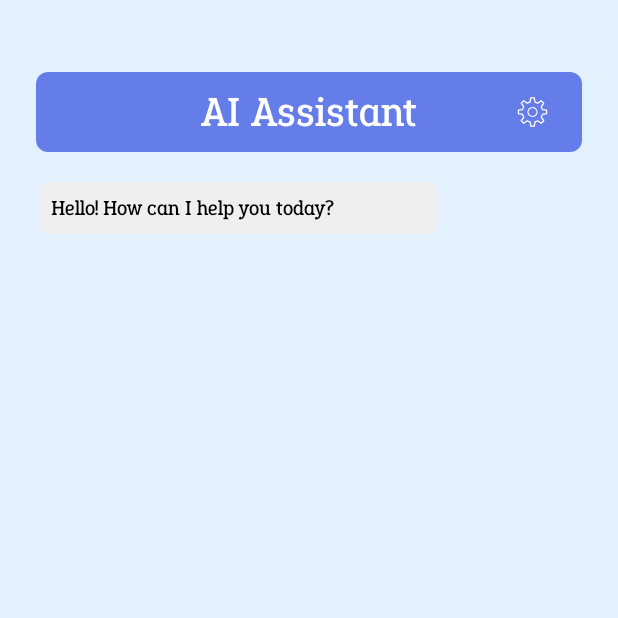
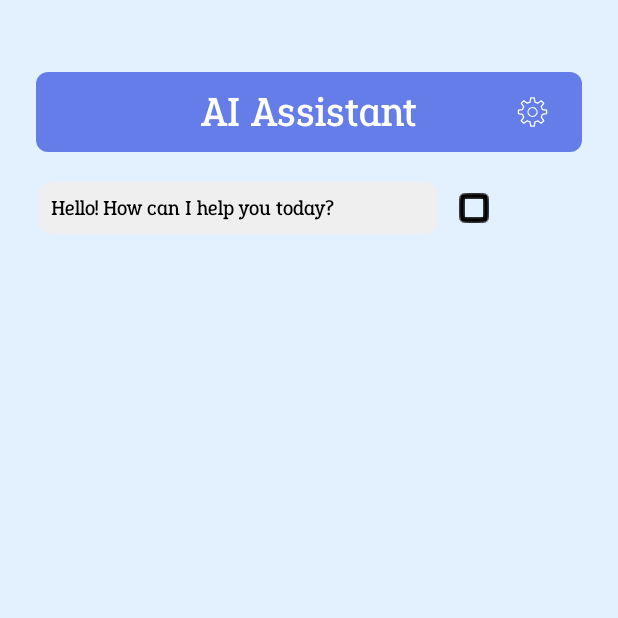
Before and after one commit to ahmetoguzdavarci/ai-voice-chat-app, an Android app built with Jetpack Compose: the HomeFragment screen opened directly, with no data from a screen before it, after a tap on "Hello! How can I help you today?", on a phone screen of 412 x 824 dp, the top half of it. Run offline under Robolectric (Android 15) with nearby library versions, the phone set to English and light mode, and no system bars; our stand-ins replace data binding; 1 other tap on this screen came first.

Commit message:
- play/stop added

```diff
--- a/app/src/main/java/com/aod/aivoicechat/ui/home/HomeFragment.kt
+++ b/app/src/main/java/com/aod/aivoicechat/ui/home/HomeFragment.kt
@@ -3,6 +3,7 @@ package com.aod.aivoicechat.ui.home
 import android.os.Bundle
 import android.os.Handler
 import android.os.Looper
+import android.speech.tts.UtteranceProgressListener
 import android.view.View
 import androidx.lifecycle.Lifecycle
 import androidx.lifecycle.lifecycleScope
@@ -64,6 +65,22 @@ class HomeFragment : BaseFragment<FragmentHomeBinding>(layoutResId = R.layout.fr
 
             animationWave.setOnClickListener { stopSTT() }
         }
+
+        TTSManager.setListener(
+            object : UtteranceProgressListener() {
+                override fun onDone(p0: String?) {
+                    chatViewModel.setSpeaking(value = false)
+                    chatViewModel.setSpeakingId(value = -1)
+                }
+
+                override fun onError(p0: String?) {
+                    chatViewModel.setSpeaking(value = false)
+                    chatViewModel.setSpeakingId(value = -1)
+                }
+
+                override fun onStart(p0: String?) {}
+            }
+        )
     }
 
     private fun setChatAdapter() {
@@ -73,8 +90,8 @@ class HomeFragment : BaseFragment<FragmentHomeBinding>(layoutResId = R.layout.fr
                 viewModel = chatViewModel,
                 lifecycleOwner = this@HomeFragment,
                 onClick = { _position, _text ->
-                    if (TTSManager.isSpeaking()) stopTTS()
-                    else speakTTS(txt = _text)
+                    if (TTSManager.isSpeaking()) stopTTS(id = _position)
+                    else speakTTS(txt = _text, id = _position)
                 }
             ).run {
                 chatAdapter = this
@@ -99,12 +116,12 @@ class HomeFragment : BaseFragment<FragmentHomeBinding>(layoutResId = R.layout.fr
                     list.last().content.let {
                         if (it == TYPING || it.isBlank()) return@let
 
-                        if (chatViewModel._readyTTS.value == true) speakTTS(txt = it)
+                        if (chatViewModel._readyTTS.value == true) speakTTS(txt = it, list.lastIndex)
                         else {
                             val once = object : androidx.lifecycle.Observer<Boolean> {
                                 override fun onChanged(value: Boolean) {
                                     if (value) {
-                                        TTSManager.speak(text = it)
+                                        speakTTS(txt = it, id = list.lastIndex)
                                         chatViewModel._readyTTS.removeObserver(this)
                                     }
                                 }
@@ -117,12 +134,16 @@ class HomeFragment : BaseFragment<FragmentHomeBinding>(layoutResId = R.layout.fr
         }
     }
 
-    private fun speakTTS(txt: String) {
-        TTSManager.speak(text = txt)
+    private fun speakTTS(txt: String, id: Int) {
+        TTSManager.speak(text = txt, utteranceId = id.toString())
+        chatViewModel.setSpeaking(value = true)
+        chatViewModel.setSpeakingId(value = id)
     }
 
-    private fun stopTTS() {
+    private fun stopTTS(id: Int) {
         TTSManager.stopSpeak()
+        chatViewModel.setSpeaking(value = false)
+        chatViewModel.setSpeakingId(value = id)
     }
 
     private fun startSTT() {
--- a/app/src/main/java/com/aod/aivoicechat/utils/TTSManager.kt
+++ b/app/src/main/java/com/aod/aivoicechat/utils/TTSManager.kt
@@ -11,6 +11,8 @@ object TTSManager {
     private var tts: TextToSpeech? = null
     private var isInitialized = false
 
+    private var pendingListener: UtteranceProgressListener? = null
+
     fun init(context: Context, onReady: (() -> Unit)? = null) {
         if (tts.isNotNull()) return
         tts = TextToSpeech(
@@ -19,6 +21,7 @@ object TTSManager {
                 isInitialized = (status == TextToSpeech.SUCCESS)
                 if (isInitialized) {
                     setLanguage(context.getLanguage ?: Locale.getDefault().language)
+                    pendingListener?.let { tts?.setOnUtteranceProgressListener(it) }
                     onReady?.invoke()
                 }
             },
@@ -27,6 +30,7 @@ object TTSManager {
     }
 
     fun setListener(listener: UtteranceProgressListener) {
+        pendingListener = listener
         if (isInitialized) {
             tts?.setOnUtteranceProgressListener(listener)
         }
--- a/app/src/main/java/com/aod/aivoicechat/viewmodels/ChatViewModel.kt
+++ b/app/src/main/java/com/aod/aivoicechat/viewmodels/ChatViewModel.kt
@@ -87,4 +87,16 @@ class ChatViewModel(private val repo: ApiRepository = ApiRepository()) : ViewMod
     fun setReadyTTS(value: Boolean) {
         readyTTS_.value = value
     }
+
+    private val speaking_ = MutableLiveData(false)
+    val _speaking: LiveData<Boolean> get() = speaking_
+    fun setSpeaking(value: Boolean) {
+        speaking_.postValue(value)
+    }
+
+    private val speakingId_ = MutableLiveData(0)
+    val _speakingId: LiveData<Int> get() = speakingId_
+    fun setSpeakingId(value: Int) {
+        speakingId_.postValue(value)
+    }
 }
--- a/app/src/main/res/layout/item_chat_ai.xml
+++ b/app/src/main/res/layout/item_chat_ai.xml
@@ -38,6 +38,7 @@
         android:layout_height="wrap_content"
         android:layout_gravity="center"
         android:foreground="?attr/selectableItemBackground"
+        android:onClick="@{v->mAdapter.onClick.invoke(mPosition, mMessage.content)}"
         android:paddingTop="4dp"
         android:paddingBottom="4dp"
         tools:background="@color/transparent">
@@ -64,12 +65,25 @@
             tools:text="@string/test_message_1"
             tools:visibility="visible" />
 
+        <ImageView
+            android:id="@+id/item_btn_play"
+            android:layout_width="wrap_content"
+            android:layout_height="wrap_content"
+            android:layout_marginStart="8dp"
+            android:contentDescription="@string/image_description"
+            android:src="@{(mViewModel._speaking &amp;&amp; mViewModel._speakingId == mPosition) ? @drawable/ic_stop : @drawable/ic_play}"
+            app:layout_constraintBottom_toBottomOf="@+id/item_text_ai"
+            app:layout_constraintStart_toEndOf="@+id/item_text_ai"
+            app:layout_constraintTop_toTopOf="@+id/item_text_ai"
+            tools:src="@drawable/ic_stop" />
+
         <com.airbnb.lottie.LottieAnimationView
             android:id="@+id/animation_typing"
             android:layout_width="0dp"
             android:layout_height="64dp"
             android:background="@drawable/box_ai"
             android:visibility="@{isTyping?View.VISIBLE:View.GONE, default=gone}"
+            app:layout_constraintBottom_toBottomOf="@+id/item_text_ai"
             app:layout_constraintEnd_toEndOf="@+id/item_text_ai"
             app:layout_constraintStart_toStartOf="@+id/item_text_ai"
             app:layout_constraintTop_toTopOf="@+id/item_text_ai"
```
Also changed, not shown: app/src/main/res/layout/item_chat_user.xml (+13 -0 lines).
